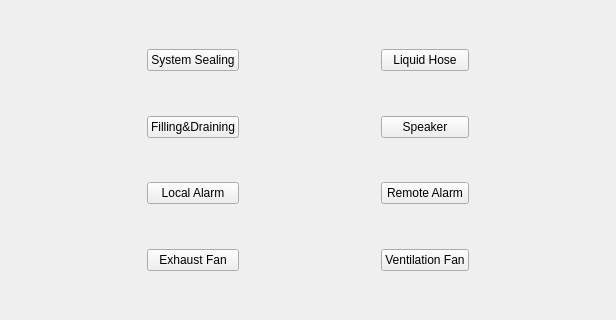
This is ServiceSW/Master/Components/Diagnostics/Forms/System.ui in Liyezhong/Master as Qt 5 draws it before an edit. The edited form follows.
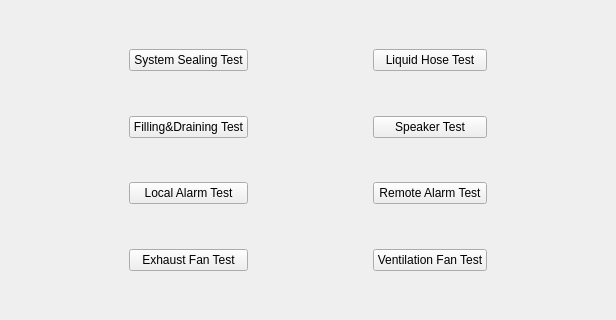
This is the edited form.

Commit message: S:Update Diagnostics UI

The edit to the form file:
```diff
--- a/ServiceSW/Master/Components/Diagnostics/Forms/System.ui
+++ b/ServiceSW/Master/Components/Diagnostics/Forms/System.ui
@@ -43,7 +43,7 @@
    <item row="5" column="1">
     <widget class="QPushButton" name="testLocalAlarm">
      <property name="text">
-      <string>Local Alarm</string>
+      <string>Local Alarm Test</string>
      </property>
     </widget>
    </item>
@@ -89,14 +89,14 @@
    <item row="3" column="3">
     <widget class="QPushButton" name="testSpeaker">
      <property name="text">
-      <string>Speaker</string>
+      <string>Speaker Test</string>
      </property>
     </widget>
    </item>
    <item row="7" column="3">
     <widget class="QPushButton" name="testVentilationFan">
      <property name="text">
-      <string>Ventilation Fan</string>
+      <string>Ventilation Fan Test</string>
      </property>
     </widget>
    </item>
@@ -116,14 +116,14 @@
    <item row="5" column="3">
     <widget class="QPushButton" name="testRemoteAlarm">
      <property name="text">
-      <string>Remote Alarm</string>
+      <string>Remote Alarm Test</string>
      </property>
     </widget>
    </item>
    <item row="7" column="1">
     <widget class="QPushButton" name="testExhaustFan">
      <property name="text">
-      <string>Exhaust Fan</string>
+      <string>Exhaust Fan Test</string>
      </property>
     </widget>
    </item>
@@ -143,21 +143,21 @@
    <item row="1" column="1">
     <widget class="QPushButton" name="testSealing">
      <property name="text">
-      <string>System Sealing</string>
+      <string>System Sealing Test</string>
      </property>
     </widget>
    </item>
    <item row="1" column="3">
     <widget class="QPushButton" name="testLiquidHose">
      <property name="text">
-      <string>Liquid Hose</string>
+      <string>Liquid Hose Test</string>
      </property>
     </widget>
    </item>
    <item row="3" column="1">
     <widget class="QPushButton" name="testFillingDraining">
      <property name="text">
-      <string>Filling&amp;&amp;Draining</string>
+      <string>Filling&amp;&amp;Draining Test</string>
      </property>
     </widget>
    </item>
```
The commit also changes 2 other files.
